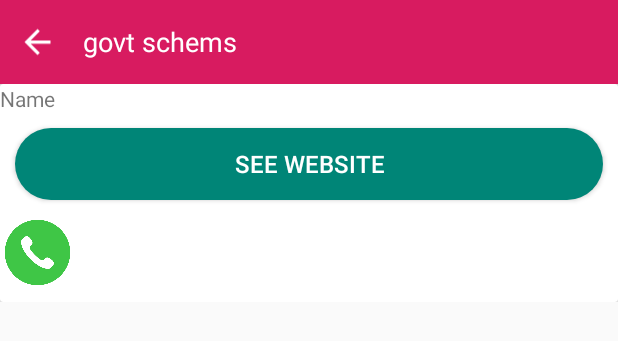
After one commit to Lavanyagaur22/SIH19, an Android app: the layout activity_detail_ngo.xml on its own in the app's theme, with its tools: preview values and no code run, on a phone screen of 412 x 824 dp. The commit adds this screen. Shown: the top 341 px of the screen. Run offline under Robolectric (Android 15) with nearby library versions, the phone set to English and light mode, and no system bars.

Commit message:
NGO Done

```diff
--- /dev/null
+++ b/app/src/main/res/layout/activity_detail_ngo.xml
@@ -0,0 +1,98 @@
+<?xml version="1.0" encoding="utf-8"?>
+<LinearLayout xmlns:android="http://schemas.android.com/apk/res/android"
+    android:layout_width="match_parent"
+    android:layout_height="wrap_content"
+    android:orientation="vertical"
+    xmlns:app="http://schemas.android.com/apk/res-auto">
+
+    <android.support.v7.widget.CardView
+        android:id="@+id/cardView2"
+        android:layout_width="match_parent"
+        android:layout_height="?android:attr/actionBarSize"
+        app:cardCornerRadius="0dp"
+        android:elevation="100dp"
+        app:cardBackgroundColor="@color/colorAccent">
+
+        <ImageView
+            android:id="@+id/backButton"
+            android:layout_width="50dp"
+            android:layout_height="match_parent"
+            android:layout_gravity="center_vertical"
+            android:layout_marginStart="0dp"
+            android:clickable="true"
+            android:focusable="true"
+            android:foreground="?android:attr/selectableItemBackground"
+            android:paddingStart="12dp"
+            android:paddingEnd="12dp"
+            android:src="@drawable/ic_arrow_back_black_24dp" />
+
+        <TextView
+            android:layout_width="wrap_content"
+            android:layout_height="wrap_content"
+            android:layout_gravity="center_vertical"
+            android:layout_marginStart="55dp"
+            android:text="@string/govt_schems"
+            android:id="@+id/helpId"
+            android:textColor="@android:color/white"
+            android:textSize="18dp" />
+
+    </android.support.v7.widget.CardView>
+
+    <android.support.v7.widget.CardView
+        android:layout_width="match_parent"
+        android:layout_height="match_parent">
+
+        <LinearLayout
+            android:layout_width="match_parent"
+            android:layout_height="wrap_content"
+            android:orientation="vertical">
+
+
+
+            <TextView
+                android:layout_width="match_parent"
+                android:layout_height="wrap_content"
+                android:id="@+id/nameTextView"
+                android:inputType="textMultiLine"
+                android:text="Name"/>
+
+            <LinearLayout
+                android:layout_width="match_parent"
+                android:layout_height="wrap_content"
+                android:orientation="vertical"
+                android:id="@+id/linerLayout">
+
+
+            </LinearLayout>
+
+
+            <Button
+                android:id="@+id/applyBtn"
+                android:layout_width="match_parent"
+                android:layout_height="wrap_content"
+                android:background="@drawable/btn_shape"
+                android:layout_margin="10dp"
+                android:padding="10dp"
+                android:text="see website"
+                android:textColor="@color/white"
+                android:textSize="16sp" />
+
+            <Button
+                android:id="@+id/CallButton"
+                android:layout_width="50dp"
+                android:layout_height="50dp"
+                android:layout_alignParentEnd="true"
+                android:layout_alignParentBottom="true"
+                android:layout_marginEnd="8dp"
+                android:layout_marginBottom="8dp"
+                android:background="@drawable/call1"
+                app:layout_constraintBottom_toBottomOf="parent"
+                app:layout_constraintEnd_toEndOf="parent" />
+
+        </LinearLayout>
+
+
+    </android.support.v7.widget.CardView>
+
+
+</LinearLayout>
```
Also changed, not shown: app/src/main/java/com/codingblocks/sih19/NGODetailActivity.java (added, +98 -0 lines), app/src/main/java/com/codingblocks/sih19/NGODetailClass.java (added, +65 -0 lines), app/src/main/java/com/codingblocks/sih19/NGODetailList.java (+114 -1 lines), app/src/main/java/com/codingblocks/sih19/NGOFragment.java (+86 -0 lines), app/src/main/res/layout/ngo_scheme_row.xml (added, +85 -0 lines).
